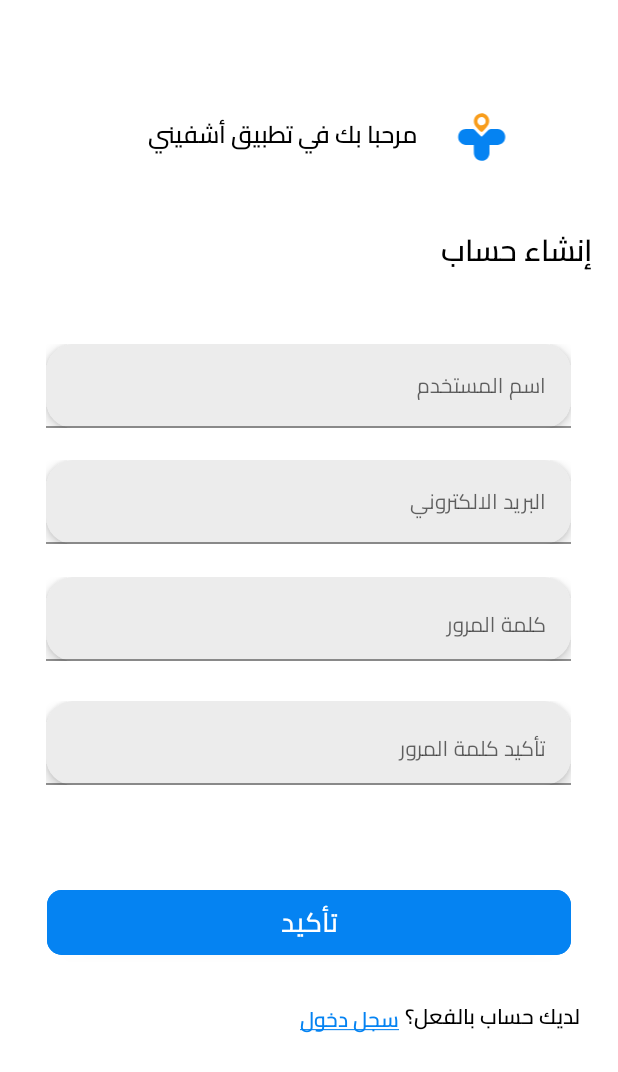
After one commit to YoussefmSaber/Eshfeeny, an Android app: the SignupFragment screen opened through its navigation route, on a phone screen of 412 x 824 dp. The commit adds this screen. Shown: the top 1072 px of the screen. Run offline under Robolectric (Android 15) with nearby library versions, the phone set to English and light mode, and no system bars; our stand-ins replace data binding; 1 statement that could not run was skipped.

Commit message:
Add Login and Signup Fragments

```diff
--- /dev/null
+++ b/app/src/main/java/com/example/eshfeenygraduationproject/welcome/fragment/SignupFragment.kt
@@ -0,0 +1,28 @@
+package com.example.eshfeenygraduationproject.welcome.fragment
+
+import android.os.Bundle
+import android.view.LayoutInflater
+import android.view.View
+import android.view.ViewGroup
+import androidx.fragment.app.Fragment
+import androidx.navigation.Navigation
+import com.example.eshfeenygraduationproject.R
+import com.example.eshfeenygraduationproject.databinding.FragmentSignupBinding
+
+
+class SignupFragment : Fragment() {
+    private lateinit var binding: FragmentSignupBinding
+    override fun onCreateView(
+        inflater: LayoutInflater, container: ViewGroup?,
+        savedInstanceState: Bundle?
+    ): View? {
+        // Inflate the layout for this fragment
+        binding = FragmentSignupBinding.inflate(inflater)
+        binding.createInSignup.setOnClickListener{
+            //action from signup to login
+            Navigation.findNavController(it).navigate(R.id.action_signupFragment_to_loginFragmen)
+        }
+        return binding.root
+    }
+
+}
--- a/app/src/main/java/com/example/eshfeenygraduationproject/welcome/fragment/WelcomeFragment.kt
+++ b/app/src/main/java/com/example/eshfeenygraduationproject/welcome/fragment/WelcomeFragment.kt
@@ -5,6 +5,8 @@ import android.view.LayoutInflater
 import android.view.View
 import android.view.ViewGroup
 import androidx.fragment.app.Fragment
+import androidx.navigation.Navigation
+import com.example.eshfeenygraduationproject.R
 import com.example.eshfeenygraduationproject.databinding.FragmentWelcomeBinding
 
 
@@ -22,10 +24,13 @@ class WelcomeFragment : Fragment() {
 
         binding.loginButton.setOnClickListener{
             TODO("connect with login page")
+            Navigation.findNavController(it).navigate(R.id.action_welcomeFragment_to_login)
         }
 
         binding.signupButton.setOnClickListener {
             TODO("connect with signup page")
+            Navigation.findNavController(it).navigate(R.id.action_welcomeFragment_to_signupFragment)
+
         }
 
         binding.asGuest.setOnClickListener {
--- /dev/null
+++ b/app/src/main/res/drawable/custom_edit.xml
@@ -0,0 +1,5 @@
+<?xml version="1.0" encoding="utf-8"?>
+<shape android:shape="rectangle" xmlns:android="http://schemas.android.com/apk/res/android">
+    <solid android:color="@color/rectangle_color"/>
+    <corners android:radius="18dp"/>
+</shape>
--- /dev/null
+++ b/app/src/main/res/layout/fragment_signup.xml
@@ -0,0 +1,207 @@
+<?xml version="1.0" encoding="utf-8"?>
+<layout xmlns:tools="http://schemas.android.com/tools"
+    xmlns:android="http://schemas.android.com/apk/res/android"
+    xmlns:app="http://schemas.android.com/apk/res-auto">
+
+    <androidx.constraintlayout.widget.ConstraintLayout
+        android:id="@+id/logo_signup"
+        android:layout_width="match_parent"
+        android:layout_height="match_parent"
+        tools:context=".signup">
+
+
+        <TextView
+            android:id="@+id/welcomeSignUp"
+            android:layout_width="wrap_content"
+            android:layout_height="wrap_content"
+            android:layout_marginTop="27dp"
+            android:layout_marginBottom="50dp"
+            android:fontFamily="@font/cairo_semibold"
+            android:text="مرحبا بك في تطبيق أشفيني"
+            android:textColor="#000000"
+            android:textSize="16sp"
+            android:textStyle="bold"
+            app:layout_constraintBottom_toBottomOf="parent"
+            app:layout_constraintEnd_toEndOf="parent"
+            app:layout_constraintHorizontal_bias="0.422"
+            app:layout_constraintStart_toStartOf="parent"
+            app:layout_constraintTop_toTopOf="parent"
+            app:layout_constraintVertical_bias="0.0"
+            app:lineHeight="50px" />
+
+        <ImageView
+            android:id="@+id/imageView"
+            android:layout_width="43dp"
+            android:layout_height="33dp"
+            android:layout_marginStart="264dp"
+            android:layout_marginTop="27dp"
+            android:layout_marginEnd="63dp"
+            android:layout_marginBottom="50dp"
+            android:src="@drawable/vector"
+            app:layout_constraintBottom_toBottomOf="parent"
+            app:layout_constraintEnd_toEndOf="parent"
+            app:layout_constraintHorizontal_bias="0.872"
+            app:layout_constraintStart_toStartOf="parent"
+            app:layout_constraintTop_toTopOf="parent"
+            app:layout_constraintVertical_bias="0.0" />
+
+        <TextView
+            android:id="@+id/textView2"
+            android:layout_width="131dp"
+            android:layout_height="49dp"
+            android:layout_marginTop="40dp"
+            android:layout_marginEnd="16dp"
+            android:fontFamily="@font/cairo_semibold"
+            android:text="إنشاء حساب"
+            android:textColor="#000000"
+            android:textSize="20sp"
+            android:textStyle="bold"
+            app:layout_constraintEnd_toEndOf="parent"
+            app:layout_constraintTop_toBottomOf="@+id/imageView" />
+
+        <com.google.android.material.textfield.TextInputLayout
+            android:layout_width="wrap_content"
+            android:layout_height="wrap_content"
+            android:layout_marginTop="32dp"
+            app:layout_constraintStart_toStartOf="parent"
+            app:layout_constraintTop_toBottomOf="@+id/textView2"
+            tools:ignore="MissingConstraints">
+
+            <com.google.android.material.textfield.TextInputEditText
+                android:id="@+id/nameSignup"
+                android:layout_width="350dp"
+                android:layout_height="wrap_content"
+                android:layout_marginStart="29dp"
+                android:layout_marginEnd="20dp"
+                android:background="@drawable/custom_edit"
+                android:elevation="5dp"
+                android:ems="10"
+                android:fontFamily="@font/cairo_regular"
+                android:hint="اسم المستخدم"
+                android:textSize="14sp"
+                tools:ignore="TouchTargetSizeCheck,TouchTargetSizeCheck" />
+
+
+        </com.google.android.material.textfield.TextInputLayout>
+
+        <com.google.android.material.textfield.TextInputLayout
+            android:id="@+id/textInputLayout2"
+            android:layout_width="wrap_content"
+            android:layout_height="wrap_content"
+            android:layout_marginTop="109dp"
+            app:layout_constraintStart_toStartOf="parent"
+            app:layout_constraintTop_toBottomOf="@+id/textView2"
+            tools:ignore="MissingConstraints">
+
+            <com.google.android.material.textfield.TextInputEditText
+                android:id="@+id/emailSignup"
+                android:layout_width="350dp"
+                android:layout_height="wrap_content"
+                android:layout_marginStart="29dp"
+                android:layout_marginEnd="20dp"
+                android:background="@drawable/custom_edit"
+                android:elevation="5dp"
+                android:ems="10"
+                android:fontFamily="@font/cairo_regular"
+                android:hint="البريد الالكتروني"
+                android:textSize="14sp" />
+        </com.google.android.material.textfield.TextInputLayout>
+
+        <com.google.android.material.textfield.TextInputLayout
+            android:id="@+id/PasswordSignup"
+            android:layout_width="wrap_content"
+            android:layout_height="wrap_content"
+            android:layout_marginTop="187dp"
+            app:layout_constraintStart_toStartOf="parent"
+            app:layout_constraintTop_toBottomOf="@+id/textView2"
+            tools:ignore="MissingConstraints">
+
+            <com.google.android.material.textfield.TextInputEditText
+                android:id="@+id/passwordSignup"
+                android:layout_width="350dp"
+                android:layout_height="wrap_content"
+                android:layout_marginStart="29dp"
+                android:layout_marginEnd="20dp"
+                android:background="@drawable/custom_edit"
+                android:elevation="5dp"
+                android:ems="-5"
+                android:fontFamily="@font/cairo_regular"
+                android:gravity="right"
+                android:hint="كلمة المرور"
+                android:inputType="textPassword"
+                android:textSize="14sp" />
+        </com.google.android.material.textfield.TextInputLayout>
+
+        <com.google.android.material.textfield.TextInputLayout
+            android:id="@+id/ConfirmPassSignup"
+            android:layout_width="wrap_content"
+            android:layout_height="wrap_content"
+            android:layout_marginTop="270dp"
+            app:layout_constraintStart_toStartOf="parent"
+            app:layout_constraintTop_toBottomOf="@+id/textView2"
+            tools:ignore="MissingConstraints">
+
+            <com.google.android.material.textfield.TextInputEditText
+                android:id="@+id/confirmPassSignup"
+                android:layout_width="350dp"
+                android:layout_height="wrap_content"
+                android:layout_marginStart="29dp"
+                android:layout_marginEnd="20dp"
+                android:background="@drawable/custom_edit"
+                android:elevation="5dp"
+                android:ems="-5"
+                android:fontFamily="@font/cairo_regular"
+                android:gravity="right"
+                android:hint="تأكيد كلمة المرور"
+                android:inputType="textPassword"
+                android:textSize="14sp" />
+        </com.google.android.material.textfield.TextInputLayout>
+
+        <Button
+            android:id="@+id/confirmButtonSignup"
+            android:layout_width="349dp"
+            android:layout_height="55dp"
+            android:layout_marginStart="16dp"
+            android:layout_marginTop="64dp"
+            android:layout_marginEnd="16dp"
+            android:backgroundTint="#0583F2"
+            android:fontFamily="@font/cairo_semibold"
+            android:shadowRadius="60"
+            android:text="تأكيد"
+            android:textAlignment="center"
+            android:textSize="18sp"
+            app:cornerRadius="10dp"
+            app:layout_constraintEnd_toEndOf="parent"
+            app:layout_constraintStart_toStartOf="parent"
+            app:layout_constraintTop_toBottomOf="@+id/ConfirmPassSignup" />
+
+        <TextView
+            android:id="@+id/textView"
+            android:layout_width="wrap_content"
+            android:layout_height="wrap_content"
+            android:layout_marginTop="22dp"
+            android:layout_marginEnd="24dp"
+            android:fontFamily="@font/cairo_semibold"
+            android:text="لديك حساب بالفعل؟"
+            android:textColor="#000000"
+            android:textSize="14sp"
+            app:layout_constraintEnd_toEndOf="parent"
+            app:layout_constraintTop_toBottomOf="@+id/confirmButtonSignup" />
+
+        <TextView
+            android:id="@+id/createInSignup"
+            android:layout_width="wrap_content"
+            android:layout_height="wrap_content"
+            android:layout_marginEnd="4dp"
+            android:layout_marginBottom="84dp"
+            android:fontFamily="@font/cairo_semibold"
+            android:text="@string/txtUnderline1"
+            android:textColor="#0583F2"
+            android:textSize="14sp"
+            app:layout_constraintBottom_toBottomOf="parent"
+            app:layout_constraintEnd_toStartOf="@+id/textView"
+
+            />
+
+    </androidx.constraintlayout.widget.ConstraintLayout>
+</layout>
--- a/app/src/main/res/navigation/my_nav.xml
+++ b/app/src/main/res/navigation/my_nav.xml
@@ -18,5 +18,30 @@
         android:id="@+id/welcomeFragment"
         android:name="com.example.eshfeenygraduationproject.welcome.fragment.WelcomeFragment"
         android:label="fragment_welcome"
-        tools:layout="@layout/fragment_welcome" />
+        tools:layout="@layout/fragment_welcome" >
+        <action
+            android:id="@+id/action_welcomeFragment_to_login"
+            app:destination="@id/loginFragment" />
+        <action
+            android:id="@+id/action_welcomeFragment_to_signupFragment"
+            app:destination="@id/signupFragment" />
+    </fragment>
+    <fragment
+        android:id="@+id/loginFragment"
+        android:name="com.example.eshfeenygraduationproject.welcome.fragment.LoginFragment"
+        android:label="fragment_login"
+        tools:layout="@layout/fragment_login" >
+        <action
+            android:id="@+id/action_loginFragmen_to_signupFragment"
+            app:destination="@id/signupFragment" />
+    </fragment>
+    <fragment
+        android:id="@+id/signupFragment"
+        android:name="com.example.eshfeenygraduationproject.welcome.fragment.SignupFragment"
+        android:label="fragment_signup"
+        tools:layout="@layout/fragment_signup" >
+        <action
+            android:id="@+id/action_signupFragment_to_loginFragmen"
+            app:destination="@id/loginFragment" />
+    </fragment>
 </navigation>
--- a/app/src/main/res/values/colors.xml
+++ b/app/src/main/res/values/colors.xml
@@ -14,4 +14,5 @@
     <color name="orange_main">#F89D1C</color>
     <color name="text_main">#1F1F1F</color>
     <color name="text_sec">#868484</color>
+    <color name="rectangle_color">#ECECEC</color>
 </resources>
```
Also changed, not shown: app/src/main/java/com/example/eshfeenygraduationproject/welcome/fragment/LoginFragment.kt (added, +27 -0 lines), app/src/main/res/layout/fragment_login.xml (added, +164 -0 lines), app/src/main/res/values/strings.xml (+7 -1 lines), 1 other file.
